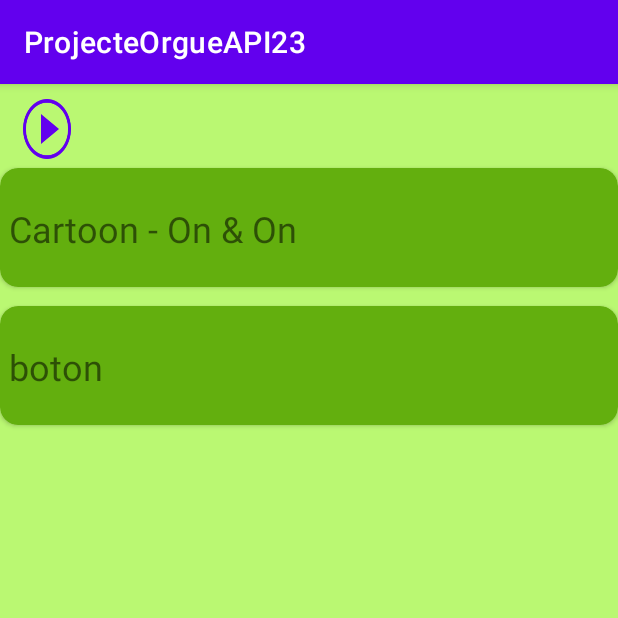
After one commit to Hector423/ProjecteOrgueAPI23, an Android app: the ListadoCanciones screen opened directly, with no data from a screen before it, on a phone screen of 412 x 824 dp, the top half of it. The commit adds this screen. Run offline under Robolectric (Android 15) with nearby library versions, the phone set to English and light mode, and no system bars.

Commit message:
lista de musica hecho

```diff
--- /dev/null
+++ b/app/src/main/java/com/example/projecteorgueapi23/CustomAdapter.java
@@ -0,0 +1,74 @@
+package com.example.projecteorgueapi23;
+
+import android.content.Context;
+import android.content.Intent;
+import android.util.Log;
+import android.view.LayoutInflater;
+import android.view.View;
+import android.view.ViewGroup;
+import android.widget.ImageView;
+import android.widget.TextView;
+
+import androidx.annotation.NonNull;
+import androidx.recyclerview.widget.RecyclerView;
+
+import java.io.BufferedReader;
+import java.io.IOException;
+import java.io.InputStream;
+import java.io.InputStreamReader;
+import java.util.ArrayList;
+
+public class CustomAdapter extends RecyclerView.Adapter<CustomVH>{
+    private ArrayList<String> id = new ArrayList<>();
+    private ArrayList<String> title = new ArrayList<>();
+    private ArrayList<Boolean> active = new ArrayList<>();
+    private Context context;
+    private Musica musica;
+
+    public CustomAdapter(Context context, ArrayList<String> id, ArrayList<String> title, ArrayList<Boolean> active) {
+        this.context = context;
+        this.id = id;
+        this.title = title;
+        this.active = active;
+    }
+
+    @NonNull
+    @Override
+    public CustomVH onCreateViewHolder(@NonNull ViewGroup parent, int viewType) {
+        View view = LayoutInflater.from(parent.getContext()).inflate(R.layout.fila_cancion, parent, false);
+        return new CustomVH(view).linkAdapter(this);
+    }
+
+    @Override
+    public void onBindViewHolder(@NonNull CustomVH holder, int position) {
+        holder.title.setText(title.get(position));
+        holder.imgPlay.setOnClickListener( v -> {
+            Constants.setMusica(id.get(position));
+            active.set(position, true);
+            Constants.setFiltroBotonClicado(true);
+        });
+    }
+
+    @Override
+    public int getItemCount() {
+        return id.size();
+    }
+
+}
+
+class CustomVH extends RecyclerView.ViewHolder{
+    TextView title;
+    ImageView imgPlay;
+    private CustomAdapter adapter;
+
+    public CustomVH(@NonNull View itemView) {
+        super(itemView);
+        title = itemView.findViewById(R.id.cancion);
+        imgPlay = itemView.findViewById(R.id.buttonPlay);
+    }
+
+    public CustomVH linkAdapter(CustomAdapter adapter) {
+        this.adapter = adapter;
+        return this;
+    }
+}
--- /dev/null
+++ b/app/src/main/java/com/example/projecteorgueapi23/ListadoCanciones.java
@@ -0,0 +1,71 @@
+package com.example.projecteorgueapi23;
+
+import androidx.appcompat.app.AppCompatActivity;
+import androidx.recyclerview.widget.LinearLayoutManager;
+import androidx.recyclerview.widget.RecyclerView;
+
+import android.os.Bundle;
+import android.util.Log;
+import android.widget.ImageView;
+
+import java.util.ArrayList;
+
+import org.w3c.dom.Document;
+import org.w3c.dom.Element;
+import org.w3c.dom.Node;
+import org.w3c.dom.NodeList;
+import org.xml.sax.SAXException;
+
+import java.io.IOException;
+import java.io.InputStream;
+
+import javax.xml.parsers.DocumentBuilder;
+import javax.xml.parsers.DocumentBuilderFactory;
+import javax.xml.parsers.ParserConfigurationException;
+
+public class ListadoCanciones extends AppCompatActivity {
+
+    private Musica musica;
+    private ArrayList<String> id = new ArrayList<>();
+    private ArrayList<String> title = new ArrayList<>();
+    private ArrayList<Boolean> active = new ArrayList<>();
+
+    private ImageView imgPlay;
+
+    @Override
+    protected void onCreate(Bundle savedInstanceState) {
+        super.onCreate(savedInstanceState);
+        setContentView(R.layout.activity_listado_canciones);
+
+        try {
+            InputStream input = getAssets().open("canciones.xml");
+            DocumentBuilderFactory builderFactory = DocumentBuilderFactory.newInstance();
+            DocumentBuilder documentBuilder = builderFactory.newDocumentBuilder();
+            Document document = documentBuilder.parse(input);
+            NodeList nList = document.getElementsByTagName("cancion");
+
+            for(int i = 0; i<nList.getLength(); i++){
+                Node node = nList.item(i);
+                if (node.getNodeType() == Node.ELEMENT_NODE){
+                    Element elm = (Element) nList.item(i);
+                    id.add(elm.getElementsByTagName("id").item(0).getTextContent());
+                    title.add(elm.getElementsByTagName("title").item(0).getTextContent());
+                    active.add(Boolean.valueOf(elm.getElementsByTagName("active").item(0).getTextContent()));
+                    Log.i("","a " + Constants.getMusica());
+                }
+            }
+        } catch (IOException e) {
+            e.printStackTrace();
+        } catch (ParserConfigurationException e) {
+            e.printStackTrace();
+        } catch (SAXException e) {
+            e.printStackTrace();
+        }
+
+        RecyclerView recyclerView = findViewById(R.id.recycle);
+        recyclerView.setLayoutManager(new LinearLayoutManager(this));
+        CustomAdapter adapter = new CustomAdapter(this, id, title, active);
+        recyclerView.setAdapter(adapter);
+
+    }
+}
--- /dev/null
+++ b/app/src/main/res/layout/activity_listado_canciones.xml
@@ -0,0 +1,37 @@
+<?xml version="1.0" encoding="utf-8"?>
+<LinearLayout xmlns:app="http://schemas.android.com/apk/res-auto"
+    android:layout_height="match_parent"
+    android:orientation="vertical"
+    android:layout_alignParentTop="true"
+    android:layout_width="match_parent"
+    xmlns:android="http://schemas.android.com/apk/res/android"
+    android:background="#BAF872">
+
+
+    <Button
+        android:id="@+id/tornaListado"
+        android:layout_width="32dp"
+        android:layout_height="40dp"
+        android:layout_marginStart="15dp"
+        android:layout_marginTop="10dp"
+        android:layout_marginEnd="5dp"
+        android:layout_marginBottom="0dp"
+        android:background="@drawable/boton_play"
+        android:clickable="true"
+        android:padding="5dp"
+        android:text=" "
+        android:textColor="#ffffff" />
+
+    <ScrollView
+        android:layout_width="0dp"
+        android:layout_height="0dp"
+        android:layout_weight="0"
+        android:fillViewport="true"></ScrollView>
+
+    <androidx.recyclerview.widget.RecyclerView
+        android:id="@+id/recycle"
+        android:layout_width="match_parent"
+        android:layout_height="match_parent">
+    </androidx.recyclerview.widget.RecyclerView>
+
+</LinearLayout>
--- /dev/null
+++ b/app/src/main/res/layout/fila_cancion.xml
@@ -0,0 +1,42 @@
+<?xml version="1.0" encoding="utf-8"?>
+<LinearLayout xmlns:android="http://schemas.android.com/apk/res/android"
+    xmlns:card_view="http://schemas.android.com/apk/res-auto"
+    xmlns:tools="http://schemas.android.com/tools"
+    android:layout_width="match_parent"
+    android:layout_height="92dp"
+    android:background="#BAF872">
+
+    <androidx.cardview.widget.CardView
+        android:id="@+id/card_view"
+        android:layout_width="match_parent"
+        android:layout_height="79dp"
+        android:layout_gravity="center"
+        card_view:cardCornerRadius="12dp"
+        card_view:cardPreventCornerOverlap="false"
+        card_view:cardBackgroundColor="#63AF0E">
+
+
+        <TextView
+            android:id="@+id/cancion"
+            android:layout_width="702dp"
+            android:layout_height="50dp"
+            android:layout_marginTop="15dp"
+            android:gravity="center"
+            android:paddingLeft="6dp"
+            android:text="Cancion"
+            android:textAlignment="viewStart"
+            android:textSize="24sp"
+            card_view:autoSizeTextType="none"
+            tools:ignore="RtlCompat" />
+
+        <ImageView
+            android:id="@+id/buttonPlay"
+            android:layout_width="60dp"
+            android:layout_height="60dp"
+            android:layout_marginLeft="730dp"
+            android:layout_marginTop="10dp"
+            card_view:srcCompat="@drawable/boton_play" />
+
+    </androidx.cardview.widget.CardView>
+
+</LinearLayout>
```
Also changed, not shown: app/src/main/AndroidManifest.xml (+8 -0 lines), app/src/main/assets/canciones.xml (added, +13 -0 lines), app/src/main/java/com/example/projecteorgueapi23/Constants.java (added, +23 -0 lines), app/src/main/java/com/example/projecteorgueapi23/MainActivity.java (+116 -16 lines), app/src/main/java/com/example/projecteorgueapi23/Musica.java (+10 -6 lines), app/src/main/res/layout/activity_main.xml (+12 -0 lines), app/src/main/res/drawable/boton_musica_lista.png (added), app/src/main/res/drawable/boton_play.png (added).
